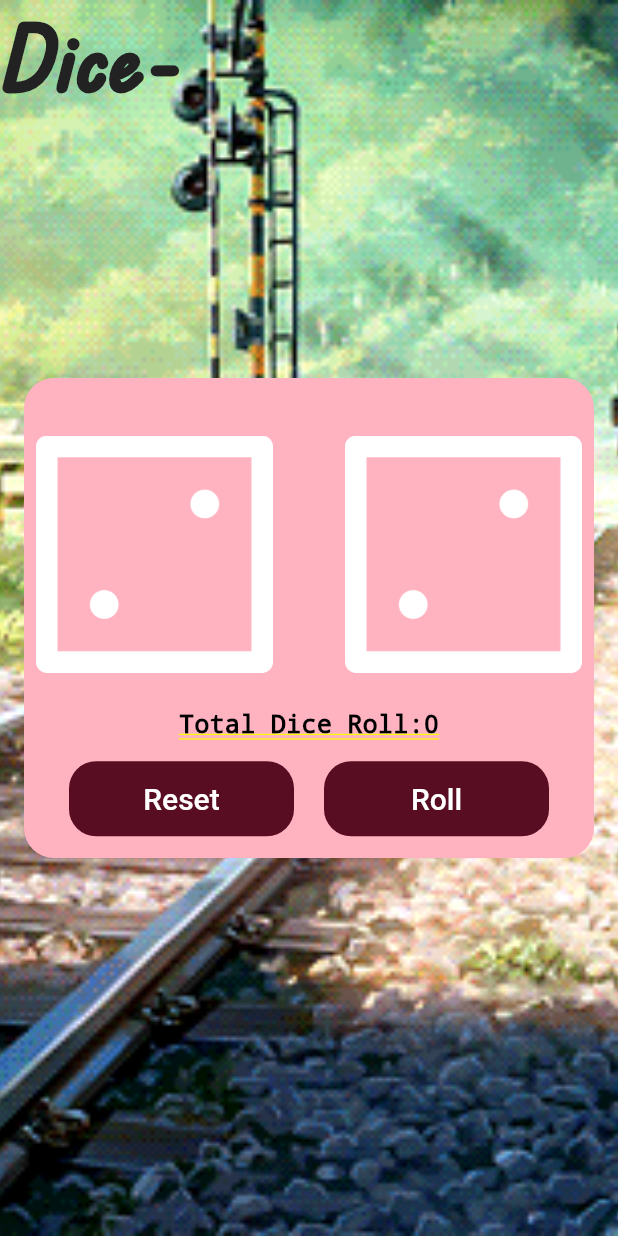
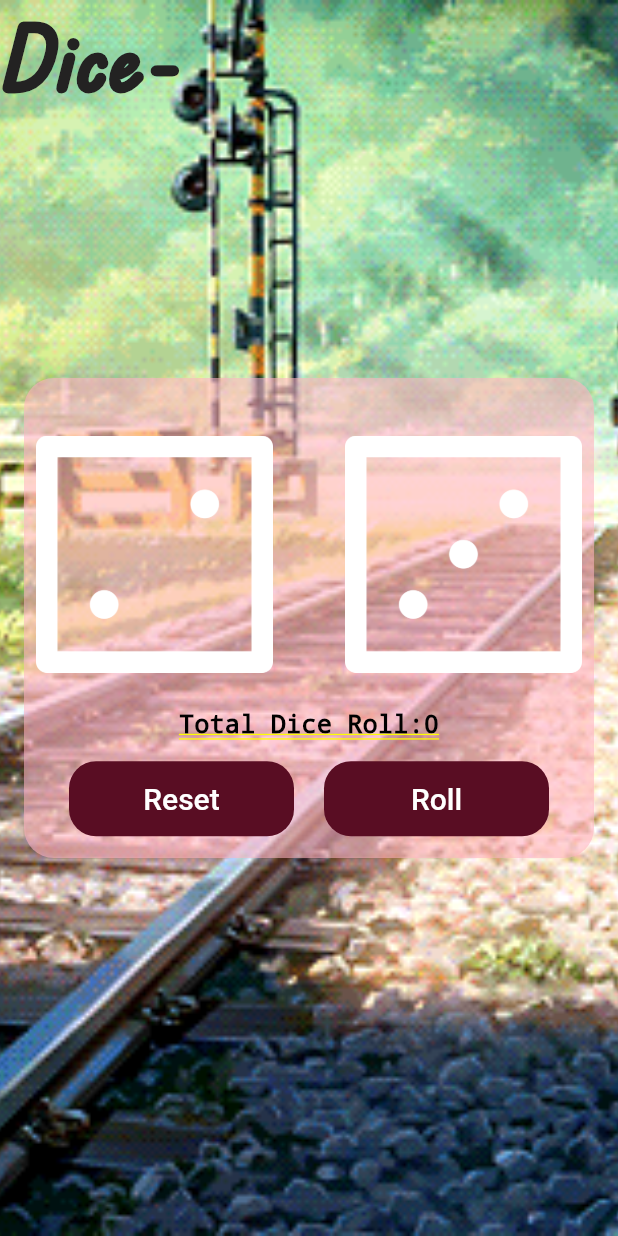
Before and after one commit to iiivannn/Abillon_DiceApp, a Flutter app: the screen it shows after launch, on a phone screen of 412 x 824 dp. Run offline on Flutter 3.47's test engine with Material 2 defaults, Android fonts, the phone set to English and light mode, and no system bars; drawn by our look-alikes of animated_text_kit.

```diff
--- a/lib/main.dart
+++ b/lib/main.dart
@@ -15,7 +15,7 @@ class DicePage extends StatefulWidget {
 
 class _DicePageState extends State<DicePage> {
   int left = 2;
-  int right = 2;
+  int right = 3;
   int counter = 0;
 
   void rand() {
@@ -39,9 +39,11 @@ class _DicePageState extends State<DicePage> {
       children: [
         Container(
           width: double.infinity,
-          decoration: const BoxDecoration(
+          decoration: BoxDecoration(
             image: DecorationImage(
-                image: AssetImage('images/dicePFP.gif'), fit: BoxFit.cover),
+                image: AssetImage(
+                    left == right ? 'images/gojo.gif' : 'images/dicePFP.gif'),
+                fit: BoxFit.cover),
           ),
         ),
         DefaultTextStyle(
@@ -66,7 +68,7 @@ class _DicePageState extends State<DicePage> {
           width: 380,
           height: 320,
           decoration: const BoxDecoration(
-              color: Color.fromARGB(255, 255, 179, 193),
+              color: Color.fromARGB(150, 255, 179, 193),
               borderRadius: BorderRadius.all(Radius.circular(20))),
         )),
         Column(
```
Also changed, not shown: 1 other file.
